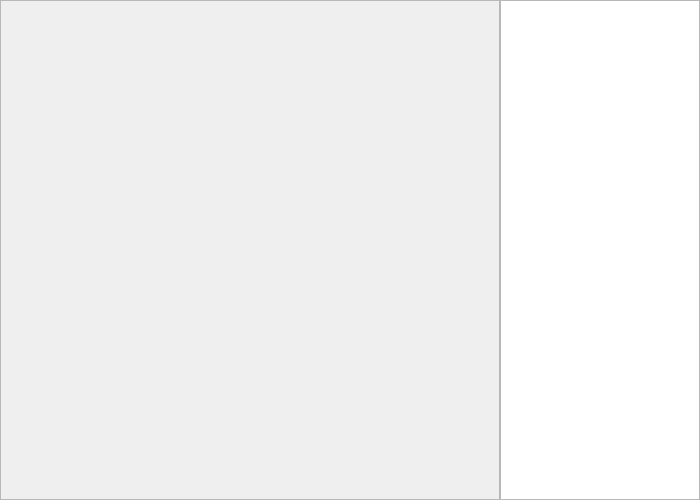
jozef507/Chess-GUI-CPP, file src/gui/chesswidget.ui: the form before one commit.
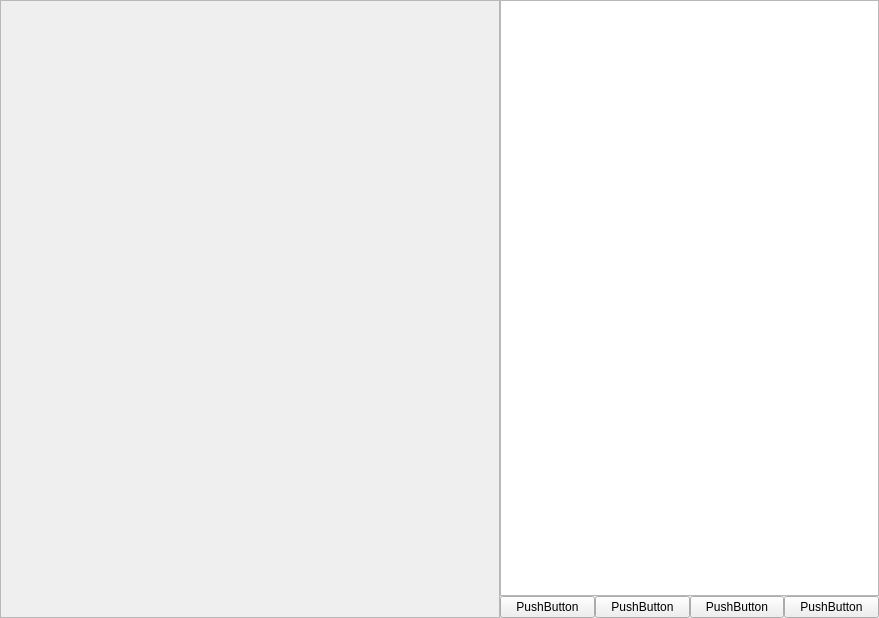
The form after the commit.

Commit message: Implement QtGame to GUI

```diff
--- a/src/gui/chesswidget.ui
+++ b/src/gui/chesswidget.ui
@@ -6,8 +6,8 @@
    <rect>
     <x>0</x>
     <y>0</y>
-    <width>700</width>
-    <height>500</height>
+    <width>879</width>
+    <height>618</height>
    </rect>
   </property>
   <property name="windowTitle">
@@ -46,9 +46,14 @@
     </widget>
    </item>
    <item>
+    <layout class="QVBoxLayout" name="verticalLayout">
+     <property name="spacing">
+      <number>0</number>
+     </property>
+     <item>
     <widget class="QTextBrowser" name="textBrowser">
      <property name="sizePolicy">
-      <sizepolicy hsizetype="Minimum" vsizetype="Expanding">
+        <sizepolicy hsizetype="Minimum" vsizetype="Preferred">
        <horstretch>0</horstretch>
        <verstretch>0</verstretch>
       </sizepolicy>
@@ -60,6 +65,43 @@
       </size>
      </property>
     </widget>
+     </item>
+     <item>
+      <layout class="QGridLayout" name="gridLayout">
+       <property name="spacing">
+        <number>0</number>
+       </property>
+       <item row="0" column="2">
+        <widget class="QPushButton" name="buttonNext">
+         <property name="text">
+          <string>PushButton</string>
+         </property>
+        </widget>
+       </item>
+       <item row="0" column="1">
+        <widget class="QPushButton" name="buttonPrevious">
+         <property name="text">
+          <string>PushButton</string>
+         </property>
+        </widget>
+       </item>
+       <item row="0" column="0">
+        <widget class="QPushButton" name="buttonToFirst">
+         <property name="text">
+          <string>PushButton</string>
+         </property>
+        </widget>
+       </item>
+       <item row="0" column="3">
+        <widget class="QPushButton" name="buttonToLast">
+         <property name="text">
+          <string>PushButton</string>
+         </property>
+        </widget>
+       </item>
+      </layout>
+     </item>
+    </layout>
    </item>
   </layout>
  </widget>
```
Lines whose indentation alone changed are shown as unchanged. The commit also changes 4 other files.
